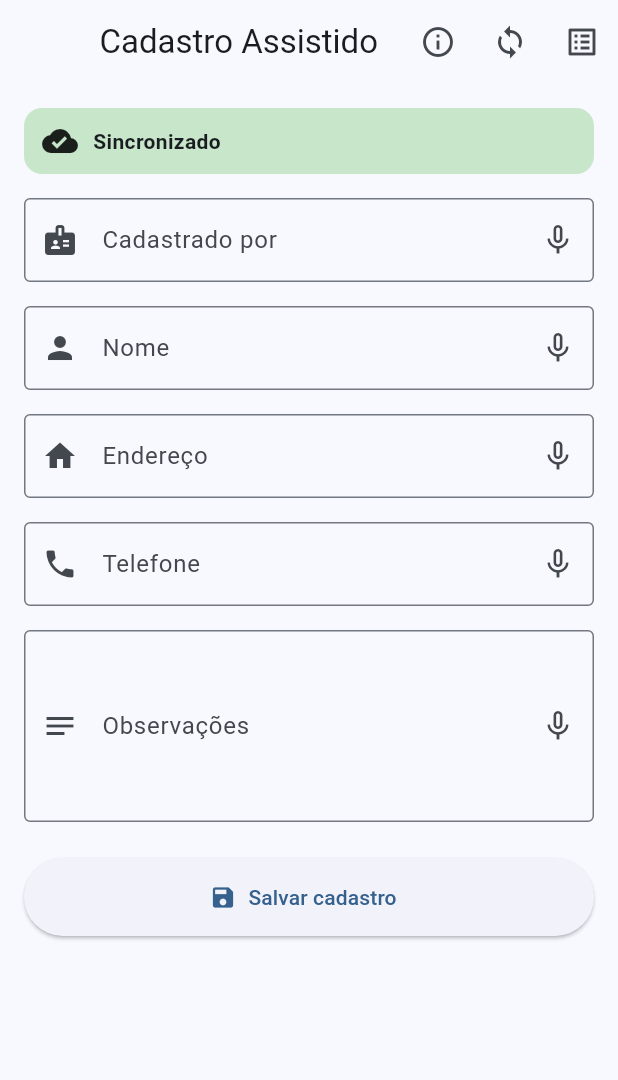
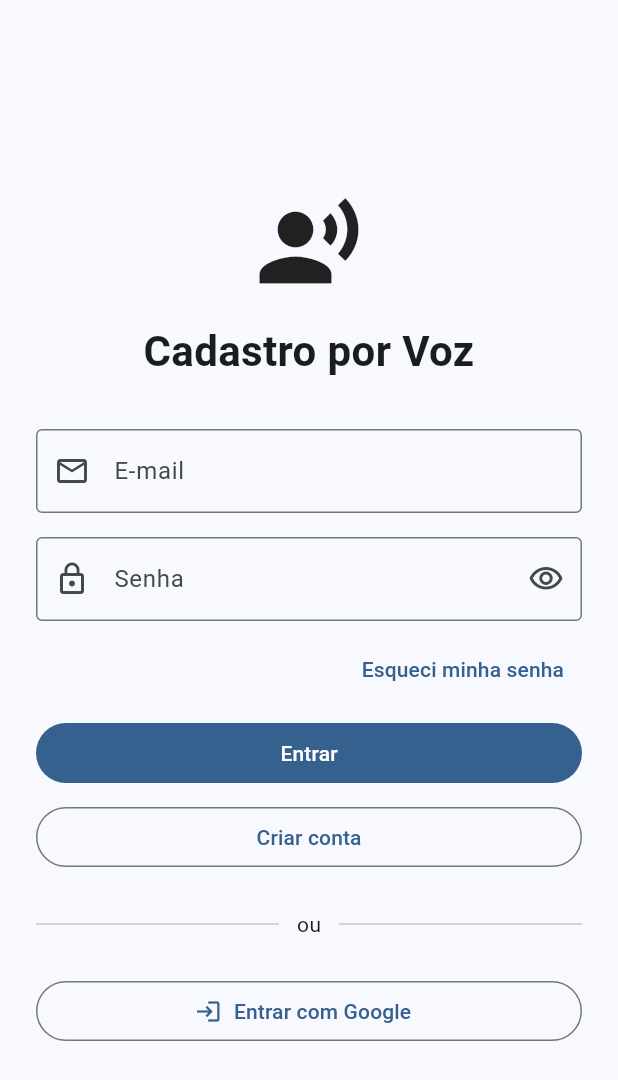
Before and after one commit to titoufu/CadastroPorVoz, a Flutter app: the screen it shows after launch, on a phone screen of 412 x 824 dp. Shown: the top 1080 px of the screen. Run offline on Flutter 3.47's test engine with Material 3 defaults, Android fonts, the phone set to English and light mode, and no system bars; our stand-ins replace cloud_firestore, firebase_auth, firebase_core, google_sign_in, package_info_plus, share_plus and 3 more; missing offline and left inert: excel; accounts and stored records are empty.

Commit message:
Adiciona login seguro com email e Google

```diff
--- a/lib/main.dart
+++ b/lib/main.dart
@@ -11,13 +11,19 @@ import 'servicos/operador_service.dart';
 import 'servicos/voz_service.dart';
 import 'telas/tela_consulta.dart';
 import 'telas/tela_sobre.dart';
+import 'package:firebase_auth/firebase_auth.dart';
+import 'telas/tela_login.dart';
 
 Future<void> main() async {
   WidgetsFlutterBinding.ensureInitialized();
 
   await Firebase.initializeApp(options: DefaultFirebaseOptions.currentPlatform);
 
-  await AutenticacaoService.instancia.garantirAutenticacao();
+  final usuarioAtual = FirebaseAuth.instance.currentUser;
+
+  if (usuarioAtual?.isAnonymous == true) {
+    await FirebaseAuth.instance.signOut();
+  }
 
   runApp(const CadastroPorVozApp());
 }
@@ -34,7 +40,32 @@ class CadastroPorVozApp extends StatelessWidget {
         colorScheme: ColorScheme.fromSeed(seedColor: Colors.blue),
         useMaterial3: true,
       ),
-      home: const TelaCadastro(),
+      home: const ControleAutenticacao(),
+    );
+  }
+}
+
+class ControleAutenticacao extends StatelessWidget {
+  const ControleAutenticacao({super.key});
+
+  @override
+  Widget build(BuildContext context) {
+    return StreamBuilder<User?>(
+      stream: AutenticacaoService.instancia.mudancasDeAutenticacao,
+      builder: (context, snapshot) {
+        if (snapshot.connectionState == ConnectionState.waiting) {
+          return const Scaffold(
+            body: Center(child: CircularProgressIndicator()),
+          );
+        }
+
+        final usuario = snapshot.data;
+
+        if (usuario == null || usuario.isAnonymous) {
+          return const TelaLogin();
+        }
+        return const TelaCadastro();
+      },
     );
   }
 }
@@ -384,6 +415,13 @@ class _TelaCadastroState extends State<TelaCadastro> {
               );
             },
           ),
+          IconButton(
+            tooltip: 'Sair',
+            icon: const Icon(Icons.logout),
+            onPressed: () async {
+              await AutenticacaoService.instancia.sair();
+            },
+          ),
         ],
       ),
       body: SafeArea(
--- /dev/null
+++ b/lib/telas/tela_login.dart
@@ -0,0 +1,278 @@
+import 'package:firebase_auth/firebase_auth.dart';
+import 'package:flutter/material.dart';
+
+import '../servicos/autenticacao_service.dart';
+
+class TelaLogin extends StatefulWidget {
+  const TelaLogin({super.key});
+
+  @override
+  State<TelaLogin> createState() => _TelaLoginState();
+}
+
+class _TelaLoginState extends State<TelaLogin> {
+  final emailController = TextEditingController();
+  final senhaController = TextEditingController();
+
+  bool carregando = false;
+  bool ocultarSenha = true;
+
+  @override
+  void dispose() {
+    emailController.dispose();
+    senhaController.dispose();
+    super.dispose();
+  }
+
+  Future<void> entrarComEmail() async {
+    final email = emailController.text.trim();
+    final senha = senhaController.text;
+
+    if (email.isEmpty || senha.isEmpty) {
+      mostrarMensagem('Informe o e-mail e a senha.');
+      return;
+    }
+
+    setState(() {
+      carregando = true;
+    });
+
+    try {
+      await AutenticacaoService.instancia.entrarComEmailSenha(
+        email: email,
+        senha: senha,
+      );
+    } on FirebaseAuthException catch (erro) {
+      mostrarMensagem(traduzirErro(erro.code));
+    } catch (_) {
+      mostrarMensagem('Não foi possível entrar.');
+    } finally {
+      if (mounted) {
+        setState(() {
+          carregando = false;
+        });
+      }
+    }
+  }
+
+  Future<void> criarConta() async {
+    final email = emailController.text.trim();
+    final senha = senhaController.text;
+
+    if (email.isEmpty || senha.isEmpty) {
+      mostrarMensagem('Informe o e-mail e a senha.');
+      return;
+    }
+
+    if (senha.length < 6) {
+      mostrarMensagem('A senha deve ter pelo menos 6 caracteres.');
+      return;
+    }
+
+    setState(() {
+      carregando = true;
+    });
+
+    try {
+      await AutenticacaoService.instancia.criarContaComEmailSenha(
+        email: email,
+        senha: senha,
+      );
+
+      mostrarMensagem('Conta criada com sucesso.');
+    } on FirebaseAuthException catch (erro) {
+      mostrarMensagem(traduzirErro(erro.code));
+    } catch (_) {
+      mostrarMensagem('Não foi possível criar a conta.');
+    } finally {
+      if (mounted) {
+        setState(() {
+          carregando = false;
+        });
+      }
+    }
+  }
+
+  Future<void> entrarComGoogle() async {
+    setState(() {
+      carregando = true;
+    });
+
+    try {
+      await AutenticacaoService.instancia.entrarComGoogle();
+    } on FirebaseAuthException catch (erro) {
+      mostrarMensagem(traduzirErro(erro.code));
+    } catch (_) {
+      mostrarMensagem('Não foi possível entrar com o Google.');
+    } finally {
+      if (mounted) {
+        setState(() {
+          carregando = false;
+        });
+      }
+    }
+  }
+
+  Future<void> redefinirSenha() async {
+    final email = emailController.text.trim();
+
+    if (email.isEmpty) {
+      mostrarMensagem('Informe primeiro o seu e-mail.');
+      return;
+    }
+
+    setState(() {
+      carregando = true;
+    });
+
+    try {
+      await AutenticacaoService.instancia.enviarRedefinicaoSenha(email);
+
+      mostrarMensagem('Enviamos um link de redefinição para o seu e-mail.');
+    } on FirebaseAuthException catch (erro) {
+      mostrarMensagem(traduzirErro(erro.code));
+    } catch (_) {
+      mostrarMensagem('Não foi possível enviar o e-mail de redefinição.');
+    } finally {
+      if (mounted) {
+        setState(() {
+          carregando = false;
+        });
+      }
+    }
+  }
+
+  void mostrarMensagem(String mensagem) {
+    if (!mounted) return;
+
+    ScaffoldMessenger.of(
+      context,
+    ).showSnackBar(SnackBar(content: Text(mensagem)));
+  }
+
+  String traduzirErro(String codigo) {
+    switch (codigo) {
+      case 'invalid-email':
+        return 'O e-mail informado é inválido.';
+      case 'user-not-found':
+        return 'Usuário não encontrado.';
+      case 'wrong-password':
+      case 'invalid-credential':
+        return 'E-mail ou senha incorretos.';
+      case 'email-already-in-use':
+        return 'Este e-mail já está cadastrado.';
+      case 'weak-password':
+        return 'A senha informada é muito fraca.';
+      case 'too-many-requests':
+        return 'Muitas tentativas. Aguarde e tente novamente.';
+      case 'network-request-failed':
+        return 'Falha de conexão com a internet.';
+      default:
+        return 'Erro de autenticação: $codigo';
+    }
+  }
+
+  @override
+  Widget build(BuildContext context) {
+    return Scaffold(
+      body: SafeArea(
+        child: Center(
+          child: SingleChildScrollView(
+            padding: const EdgeInsets.all(24),
+            child: ConstrainedBox(
+              constraints: const BoxConstraints(maxWidth: 420),
+              child: Column(
+                crossAxisAlignment: CrossAxisAlignment.stretch,
+                children: [
+                  const Icon(Icons.record_voice_over, size: 72),
+                  const SizedBox(height: 16),
+                  const Text(
+                    'Cadastro por Voz',
+                    textAlign: TextAlign.center,
+                    style: TextStyle(fontSize: 28, fontWeight: FontWeight.bold),
+                  ),
+                  const SizedBox(height: 32),
+                  TextField(
+                    controller: emailController,
+                    enabled: !carregando,
+                    keyboardType: TextInputType.emailAddress,
+                    autocorrect: false,
+                    textCapitalization: TextCapitalization.none,
+                    decoration: const InputDecoration(
+                      labelText: 'E-mail',
+                      prefixIcon: Icon(Icons.email_outlined),
+                      border: OutlineInputBorder(),
+                    ),
+                  ),
+                  const SizedBox(height: 16),
+                  TextField(
+                    controller: senhaController,
+                    enabled: !carregando,
+                    obscureText: ocultarSenha,
+                    onSubmitted: (_) => entrarComEmail(),
+                    decoration: InputDecoration(
+                      labelText: 'Senha',
+                      prefixIcon: const Icon(Icons.lock_outline),
+                      border: const OutlineInputBorder(),
+                      suffixIcon: IconButton(
+                        onPressed: () {
+                          setState(() {
+                            ocultarSenha = !ocultarSenha;
+                          });
+                        },
+                        icon: Icon(
+                          ocultarSenha
+                              ? Icons.visibility_outlined
+                              : Icons.visibility_off_outlined,
+                        ),
+                      ),
+                    ),
+                  ),
+                  const SizedBox(height: 8),
+                  Align(
+                    alignment: Alignment.centerRight,
+                    child: TextButton(
+                      onPressed: carregando ? null : redefinirSenha,
+                      child: const Text('Esqueci minha senha'),
+                    ),
+                  ),
+                  const SizedBox(height: 8),
+                  FilledButton(
+                    onPressed: carregando ? null : entrarComEmail,
+                    child: const Text('Entrar'),
+                  ),
+                  const SizedBox(height: 8),
+                  OutlinedButton(
+                    onPressed: carregando ? null : criarConta,
+                    child: const Text('Criar conta'),
+                  ),
+                  const SizedBox(height: 24),
+                  const Row(
+                    children: [
+                      Expanded(child: Divider()),
+                      Padding(
+                        padding: EdgeInsets.symmetric(horizontal: 12),
+                        child: Text('ou'),
+                      ),
+                      Expanded(child: Divider()),
+                    ],
+                  ),
+                  const SizedBox(height: 24),
+                  OutlinedButton.icon(
+                    onPressed: carregando ? null : entrarComGoogle,
+                    icon: const Icon(Icons.login),
+                    label: const Text('Entrar com Google'),
+                  ),
+                  if (carregando) ...[
+                    const SizedBox(height: 24),
+                    const Center(child: CircularProgressIndicator()),
+                  ],
+                ],
+              ),
+            ),
+          ),
+        ),
+      ),
+    );
+  }
+}
--- a/pubspec.yaml
+++ b/pubspec.yaml
@@ -47,6 +47,7 @@ dependencies:
   share_plus: ^12.0.2
   path_provider: ^2.1.5
   excel: ^4.0.6
+  google_sign_in: ^7.2.0
 
 dev_dependencies:
   flutter_test:
```
Also changed, not shown: lib/servicos/autenticacao_service.dart (+63 -19 lines), firebase.json, lib/firebase_options.dart, pubspec.lock, 9 other files.
